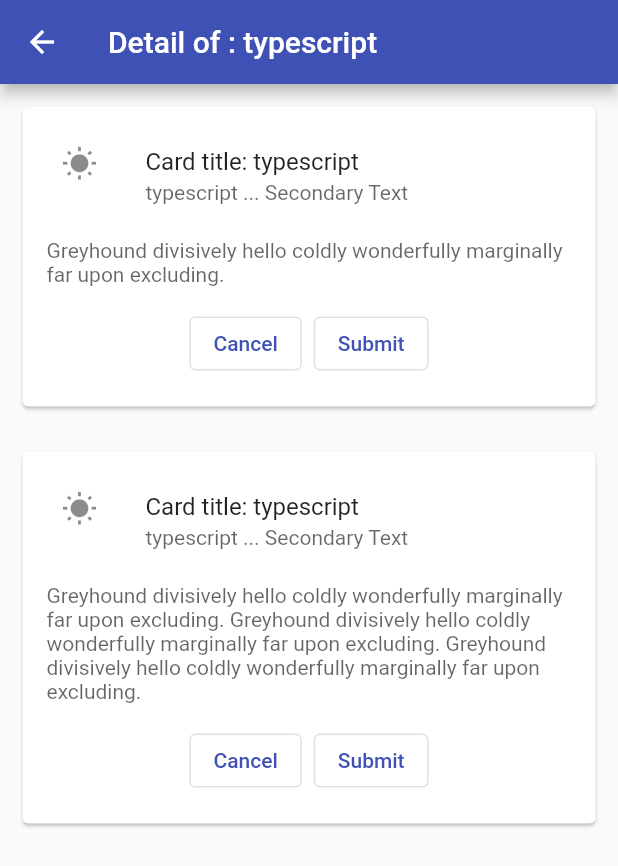
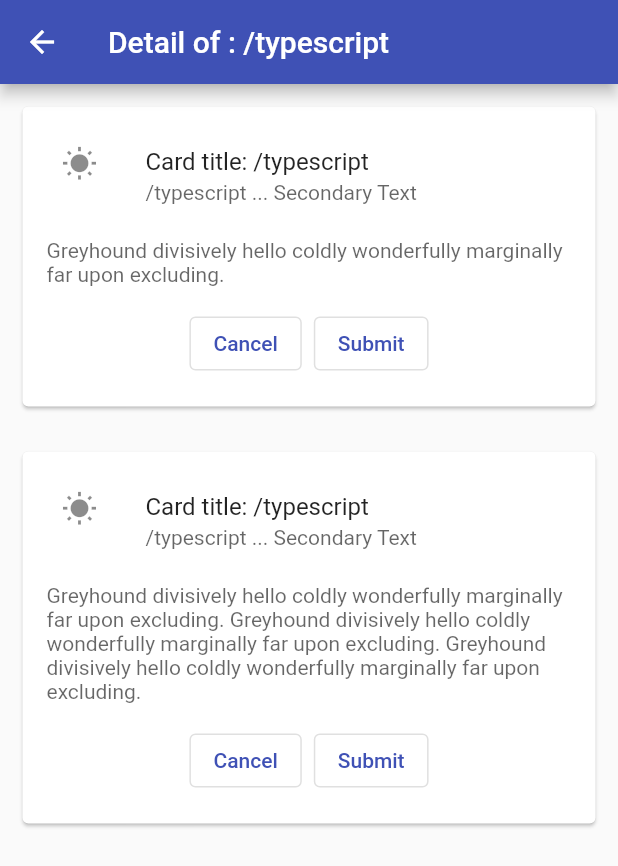
Before and after one commit to WebDevelopUa/flutterStart02, a Flutter app: the screen it shows after launch, after a tap on "TYPESCRIPT", on a phone screen of 412 x 824 dp. Shown: the top 866 px of the screen. Run offline on Flutter 3.47's test engine with Material 2 defaults, Android fonts, the light colour scheme and no system bars; our stand-ins replace url_strategy.

Commit message:
Remove # from a web route

```diff
--- a/lib/main.dart
+++ b/lib/main.dart
@@ -1,7 +1,9 @@
 import 'package:flutter/material.dart';
+import 'package:url_strategy/url_strategy.dart';
 
 import './widgets/App.dart';
 
 void main() {
+  setPathUrlStrategy();
   runApp(App());
 }
--- a/lib/screens/ItemsList.dart
+++ b/lib/screens/ItemsList.dart
@@ -21,7 +21,7 @@ class ItemsList extends StatelessWidget {
               ),
               FloatingActionButton.extended(
                 onPressed: () {
-                  Navigator.pushNamed(context, 'typescript');
+                  Navigator.pushNamed(context, '/typescript');
                 },
                 icon: Icon(Icons.link_rounded),
                 label: Text('TYPESCRIPT'),
--- a/lib/widgets/App.dart
+++ b/lib/widgets/App.dart
@@ -8,12 +8,13 @@ class App extends StatelessWidget {
   @override
   Widget build(BuildContext context) {
     return MaterialApp(
+            // initialRoute: '/',
       debugShowCheckedModeBanner: false,
       title: 'Flutter Start 002',
       theme: new ThemeData(
           primarySwatch: Colors.indigo,
           primaryTextTheme:
-              TextTheme(headline1: TextStyle(color: Colors.white12))),
+              TextTheme(headline1: TextStyle(color: Colors.white))),
       onGenerateRoute: (RouteSettings settings) {
         if (settings.name == '/') {
           return MaterialPageRoute(
```
Also changed, not shown: pubspec.yaml (+6 -6 lines), pubspec.lock, 2 other files.
